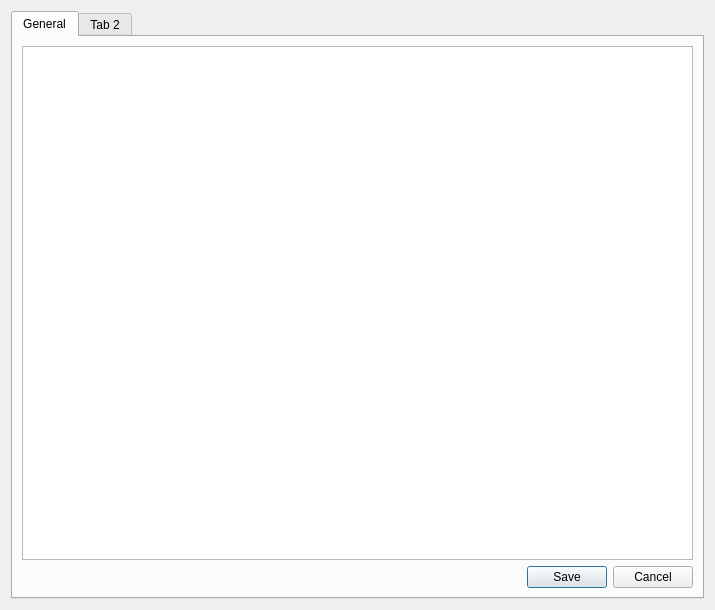
Before: the Qt Designer form ui/character_editor.ui in zkovari/plotlyst, drawn with Qt 5.
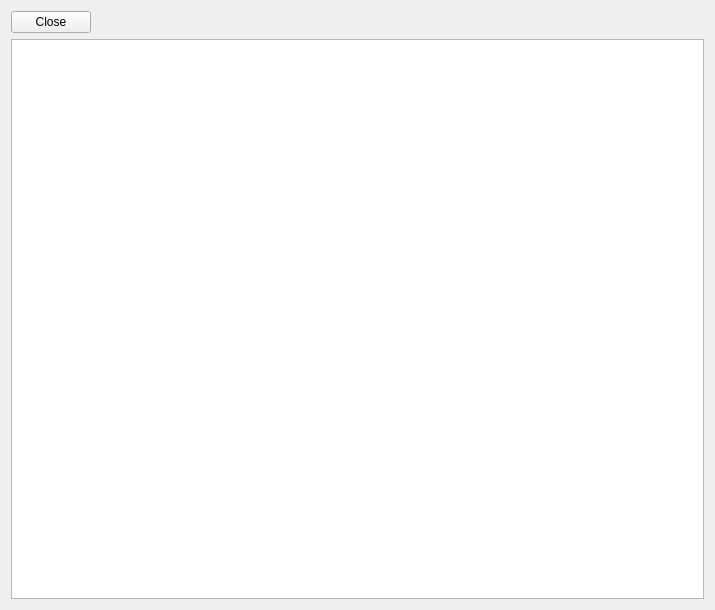
After: the same form once the commit is applied.

Commit message: Combine characters view and editor and remove old signals

Patch:
```diff
--- a/ui/character_editor.ui
+++ b/ui/character_editor.ui
@@ -13,17 +13,34 @@
   <property name="windowTitle">
    <string>Form</string>
   </property>
-  <layout class="QGridLayout" name="gridLayout">
-   <item row="0" column="0">
-    <widget class="QTabWidget" name="tabWidget">
-     <property name="currentIndex">
-      <number>0</number>
-     </property>
-     <widget class="QWidget" name="tab">
-      <attribute name="title">
-       <string>General</string>
-      </attribute>
       <layout class="QVBoxLayout" name="verticalLayout">
+   <item>
+    <layout class="QHBoxLayout" name="horizontalLayout_8">
+     <item>
+      <widget class="QPushButton" name="btnClose">
+       <property name="text">
+        <string>Close</string>
+       </property>
+       <property name="shortcut">
+        <string>Esc</string>
+       </property>
+      </widget>
+     </item>
+     <item>
+      <spacer name="horizontalSpacer_6">
+       <property name="orientation">
+        <enum>Qt::Horizontal</enum>
+       </property>
+       <property name="sizeHint" stdset="0">
+        <size>
+         <width>40</width>
+         <height>20</height>
+        </size>
+       </property>
+      </spacer>
+     </item>
+    </layout>
+   </item>
        <item>
         <widget class="QTableView" name="tblGeneral">
          <property name="editTriggers">
@@ -44,22 +61,6 @@
          <attribute name="verticalHeaderDefaultSectionSize">
           <number>21</number>
          </attribute>
-        </widget>
-       </item>
-       <item>
-        <widget class="QDialogButtonBox" name="buttonBox">
-         <property name="standardButtons">
-          <set>QDialogButtonBox::Cancel|QDialogButtonBox::Save</set>
-         </property>
-        </widget>
-       </item>
-      </layout>
-     </widget>
-     <widget class="QWidget" name="tab_2">
-      <attribute name="title">
-       <string>Tab 2</string>
-      </attribute>
-     </widget>
     </widget>
    </item>
   </layout>
```
Lines whose indentation alone changed are shown as unchanged. The commit also changes 6 other files.
